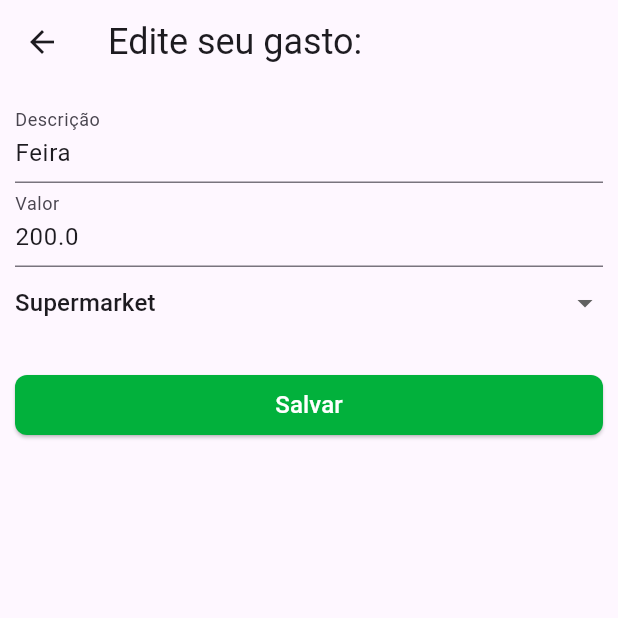
After one commit to Ma1heusSantos/GranaGuru, a Flutter app: the screen it shows after launch, item 3 of the bottom bar chosen, after a tap on the "edit" icon, on a phone screen of 412 x 824 dp, the top half of it. The commit adds this screen. Run offline on Flutter 3.47's test engine with Material 3 defaults, Android fonts, the phone set to English and light mode, and no system bars.

Commit message:
FEAT: terminando CRUD de gastos

```diff
--- /dev/null
+++ b/lib/components/edit_form.dart
@@ -0,0 +1,120 @@
+import 'package:flutter/material.dart';
+
+class EditForm extends StatefulWidget {
+  final String id;
+  final String initialDescricao;
+  final double initialValor;
+  final String initialCategoria;
+  final void Function(String, String, double, String) onSubmit;
+
+  const EditForm({
+    Key? key,
+    required this.id,
+    required this.initialDescricao,
+    required this.initialValor,
+    required this.initialCategoria,
+    required this.onSubmit,
+  }) : super(key: key);
+
+  @override
+  State<EditForm> createState() => _EditFormState();
+}
+
+class _EditFormState extends State<EditForm> {
+  late String categoria;
+  late TextEditingController descricaoController;
+  late TextEditingController valorController;
+
+  @override
+  void initState() {
+    super.initState();
+    categoria = widget.initialCategoria;
+    descricaoController = TextEditingController(text: widget.initialDescricao);
+    valorController =
+        TextEditingController(text: widget.initialValor.toString());
+  }
+
+  void _submitForm() {
+    final descricao = descricaoController.text;
+    final valor = double.tryParse(valorController.text) ?? 0.0;
+
+    if (descricao.isEmpty || valor <= 0) {
+      return;
+    }
+
+    widget.onSubmit(widget.id, descricao, valor, categoria);
+    Navigator.of(context).pop();
+  }
+
+  @override
+  Widget build(BuildContext context) {
+    return Scaffold(
+      appBar: AppBar(
+        title: const Text('Edite seu gasto:', style: TextStyle(fontSize: 24)),
+      ),
+      body: Padding(
+        padding: const EdgeInsets.all(10.0),
+        child: Form(
+          child: Column(
+            children: [
+              TextFormField(
+                controller: descricaoController,
+                decoration: const InputDecoration(labelText: 'Descrição'),
+              ),
+              TextFormField(
+                controller: valorController,
+                decoration: const InputDecoration(labelText: 'Valor'),
+                keyboardType:
+                    const TextInputType.numberWithOptions(decimal: true),
+              ),
+              DropdownButton<String>(
+                value: categoria,
+                onChanged: (String? novaCategoria) {
+                  setState(() {
+                    categoria = novaCategoria!;
+                  });
+                },
+                items: <String>['Supermarket', 'Credit Card', 'Eletric Bill']
+                    .map<DropdownMenuItem<String>>((String value) {
+                  return DropdownMenuItem<String>(
+                    value: value,
+                    child: Text(value),
+                  );
+                }).toList(),
+                icon: const Icon(Icons.arrow_drop_down),
+                iconSize: 24,
+                elevation: 16,
+                underline: Container(
+                  height: 2,
+                ),
+                isExpanded: true,
+              ),
+              const SizedBox(height: 20),
+              SizedBox(
+                width: double.infinity,
+                child: ElevatedButton(
+                  onPressed: _submitForm,
+                  child: const Text(
+                    'Salvar',
+                    style: TextStyle(
+                      color: Colors.white,
+                      fontSize: 16,
+                    ),
+                  ),
+                  style: ElevatedButton.styleFrom(
+                    backgroundColor: const Color.fromRGBO(2, 177, 60, 1),
+                    padding:
+                        const EdgeInsets.symmetric(horizontal: 40, vertical: 5),
+                    shape: RoundedRectangleBorder(
+                      borderRadius: BorderRadius.circular(8),
+                    ),
+                  ),
+                ),
+              ),
+            ],
+          ),
+        ),
+      ),
+    );
+  }
+}
--- /dev/null
+++ b/lib/components/edit_gasto.dart
@@ -0,0 +1,103 @@
+import 'package:flutter/material.dart';
+import './edit_form.dart';
+import '../models/gasto.dart';
+
+class EditGastoPage extends StatefulWidget {
+  final List<Gasto> gastos;
+
+  const EditGastoPage({Key? key, required this.gastos}) : super(key: key);
+
+  @override
+  State<EditGastoPage> createState() => _EditGastoPageState();
+}
+
+class _EditGastoPageState extends State<EditGastoPage> {
+  void _updateGasto(
+      String id, String descricao, double valor, String categoria) {
+    final index = widget.gastos.indexWhere((gasto) => gasto.id == id);
+    if (index != -1) {
+      setState(() {
+        widget.gastos[index] = Gasto(
+            id: id, descricao: descricao, valor: valor, categoria: categoria);
+      });
+    }
+  }
+
+  void _removeGasto(String id) {
+    setState(() {
+      widget.gastos.removeWhere((gasto) => gasto.id == id);
+    });
+    Navigator.of(context).pop();
+  }
+
+  @override
+  Widget build(BuildContext context) {
+    return Scaffold(
+      appBar: AppBar(
+        title: const Text("Editar Gastos"),
+        leading: IconButton(
+          icon: const Icon(Icons.arrow_back),
+          onPressed: () {
+            Navigator.of(context).pop();
+          },
+        ),
+      ),
+      body: ListView(
+        children: widget.gastos.map((gasto) {
+          return Card(
+            margin: const EdgeInsets.all(8.0),
+            child: Padding(
+              padding: const EdgeInsets.all(8.0),
+              child: Row(
+                children: [
+                  gasto.getIconForCategory(gasto.categoria),
+                  const SizedBox(width: 10),
+                  Expanded(
+                    child: ListTile(
+                      title: Text(
+                        gasto.descricao,
+                        style: const TextStyle(fontWeight: FontWeight.bold),
+                      ),
+                      subtitle: Text(gasto.categoria,
+                          style: const TextStyle(fontSize: 14)),
+                    ),
+                  ),
+                  Text(
+                    "R\$ ${gasto.valor.toStringAsFixed(2)}",
+                    style: const TextStyle(
+                      color: Color.fromRGBO(2, 177, 60, 1),
+                      fontWeight: FontWeight.bold,
+                    ),
+                  ),
+                  IconButton(
+                    icon: const Icon(Icons.edit),
+                    onPressed: () {
+                      Navigator.push(
+                        context,
+                        MaterialPageRoute(
+                          builder: (context) => EditForm(
+                            id: gasto.id,
+                            initialDescricao: gasto.descricao,
+                            initialValor: gasto.valor,
+                            initialCategoria: gasto.categoria,
+                            onSubmit: _updateGasto,
+                          ),
+                        ),
+                      );
+                    },
+                  ),
+                  IconButton(
+                    icon: const Icon(Icons.delete),
+                    onPressed: () {
+                      _removeGasto(gasto.id);
+                    },
+                  ),
+                ],
+              ),
+            ),
+          );
+        }).toList(),
+      ),
+    );
+  }
+}
--- /dev/null
+++ b/lib/components/gasto_list.dart
@@ -0,0 +1,36 @@
+import 'package:flutter/material.dart';
+import '../models/gasto.dart';
+
+class GastoList extends StatelessWidget {
+  final List<Gasto> gastos;
+
+  const GastoList({Key? key, required this.gastos}) : super(key: key);
+
+  @override
+  Widget build(BuildContext context) {
+    return Column(
+      children: gastos.map((gasto) {
+        return Padding(
+          padding: const EdgeInsets.symmetric(vertical: 5.0),
+          child: Row(
+            mainAxisAlignment: MainAxisAlignment.spaceBetween,
+            children: [
+              Row(
+                children: [
+                  gasto.getIconForCategory(gasto.categoria),
+                  SizedBox(width: 15.0),
+                  Text(gasto.categoria ?? "Sem categoria"),
+                ],
+              ),
+              Text(
+                "R\$ ${gasto.valor.toStringAsFixed(2)}",
+                style: TextStyle(
+                    color: Colors.blueAccent, fontWeight: FontWeight.bold),
+              ),
+            ],
+          ),
+        );
+      }).toList(),
+    );
+  }
+}
--- a/lib/main.dart
+++ b/lib/main.dart
@@ -1,5 +1,8 @@
+import 'dart:math';
 import 'package:flutter/material.dart';
-import 'form.dart';
+import 'components/gasto_form.dart';
+import 'components/edit_gasto.dart';
+import './models/gasto.dart';
 import 'Home.dart';
 
 void main() {
@@ -14,13 +17,40 @@ class MyApp extends StatefulWidget {
 }
 
 class _MyAppState extends State<MyApp> {
-  final List<Widget> pages = [
-    MyHomePage(),
-    Formulario(),
+  final List<Gasto> gastos = [
+    Gasto(id: '0', descricao: "Feira", valor: 200.0, categoria: "Supermarket"),
+    Gasto(
+        id: '1',
+        descricao: "Conta de Luz",
+        valor: 100.0,
+        categoria: "Eletric Bill"),
+    Gasto(
+        id: '2',
+        descricao: "Cartão de Crédito",
+        valor: 800.0,
+        categoria: "Credit Card"),
   ];
+
+  void _addGasto(String descricao, double valor, String categoria) {
+    final newGasto = Gasto(
+      id: Random().nextDouble().toString(),
+      descricao: descricao,
+      valor: valor,
+      categoria: categoria,
+    );
+    setState(() {
+      gastos.add(newGasto);
+    });
+  }
+
   int indexAtual = 0;
+
   @override
   Widget build(BuildContext context) {
+    final List<Widget> pages = [
+      MyHomePage(gastos: gastos),
+    ];
+
     return MaterialApp(
       home: Scaffold(
         appBar: PreferredSize(
@@ -56,11 +86,37 @@ class _MyAppState extends State<MyApp> {
           ),
         ),
         body: pages[indexAtual],
-        bottomNavigationBar: BottomNavigationBar(
+        bottomNavigationBar: Builder(
+          builder: (BuildContext context) {
+            return BottomNavigationBar(
               onTap: (index) {
+                if (index == 1) {
+                  Navigator.push(
+                    context,
+                    MaterialPageRoute(
+                      builder: (context) => Formulario(onSubmit: _addGasto),
+                    ),
+                  ).then((_) {
+                    setState(() {
+                      indexAtual = 0;
+                    });
+                  });
+                } else if (index == 2) {
+                  Navigator.push(
+                    context,
+                    MaterialPageRoute(
+                      builder: (context) => EditGastoPage(gastos: gastos),
+                    ),
+                  ).then((_) {
+                    setState(() {
+                      indexAtual = 0;
+                    });
+                  });
+                } else {
                   setState(() {
                     indexAtual = index;
                   });
+                }
               },
               currentIndex: indexAtual,
               items: const <BottomNavigationBarItem>[
@@ -72,7 +128,13 @@ class _MyAppState extends State<MyApp> {
                   icon: Icon(Icons.add),
                   label: 'Adicionar',
                 ),
+                BottomNavigationBarItem(
+                  icon: Icon(Icons.edit_square),
+                  label: 'Edit',
+                ),
               ],
+            );
+          },
         ),
       ),
     );
--- a/lib/models/gasto.dart
+++ b/lib/models/gasto.dart
@@ -1,13 +1,13 @@
 import 'package:flutter/material.dart';
 
 class Gasto {
-  final String? id;
+  final String id;
   final String descricao;
   final double valor;
   final String categoria;
 
   const Gasto(
-      {this.id,
+      {required this.id,
       required this.descricao,
       required this.valor,
       required this.categoria});
```
Also changed, not shown: lib/Home.dart (+11 -58 lines), lib/components/gasto_form.dart (renamed from lib/form.dart, +24 -4 lines), lib/data/dummy_gastos.dart (deleted, +0 -9 lines). Lines whose indentation alone changed are shown as unchanged.
